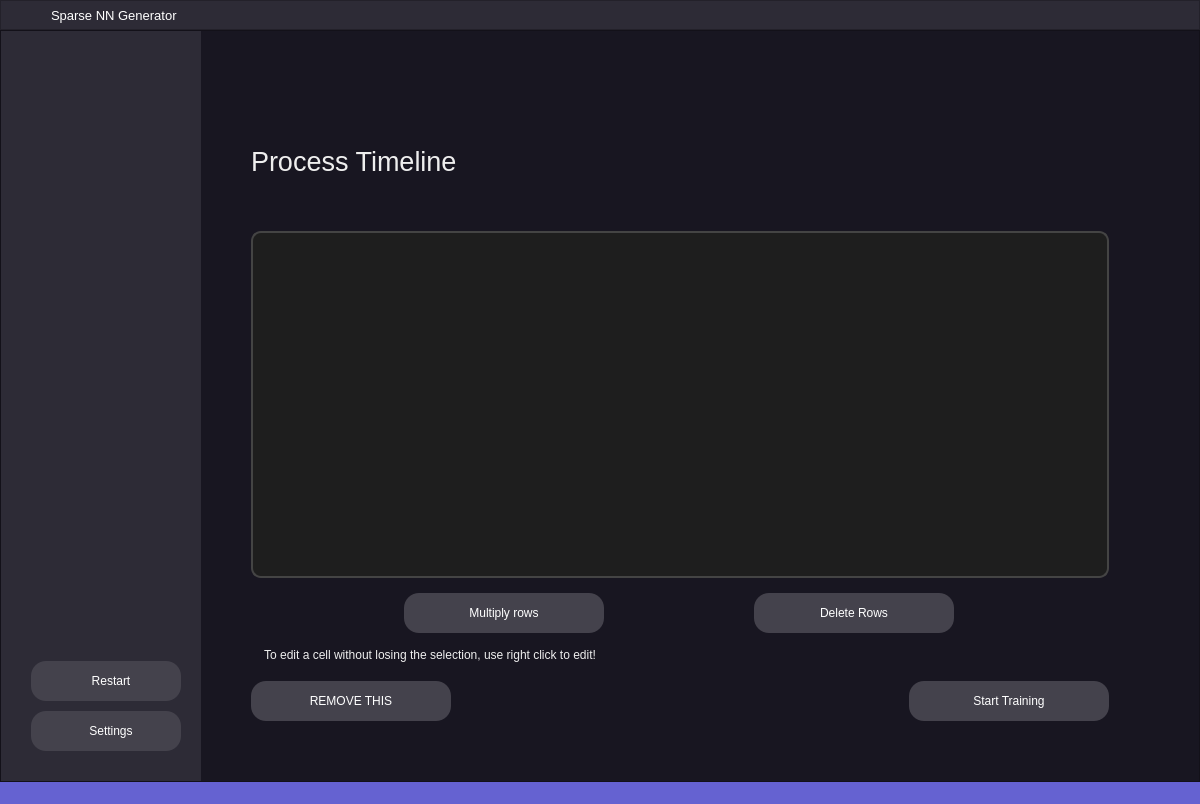
Qt form mainwindowui.ui (saxovia/bsc-thesis) before a commit.
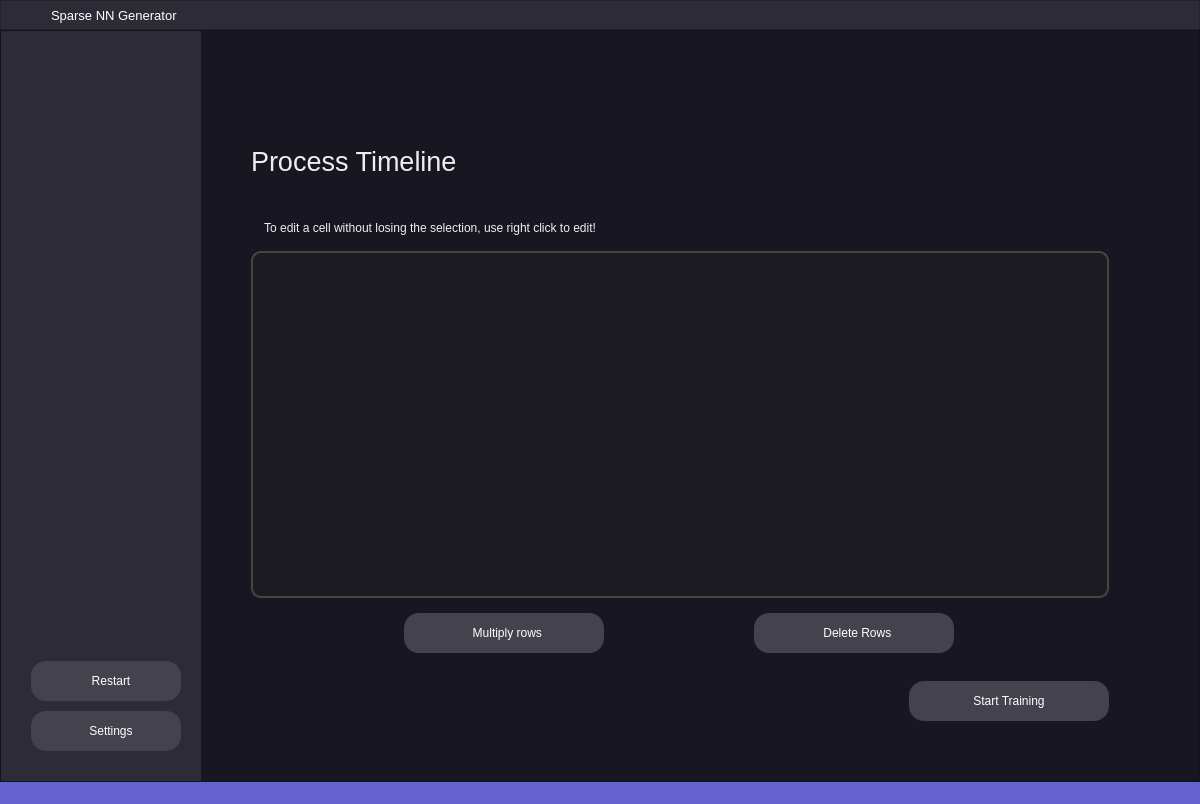
The same form after that commit. The open tabs and pages were chosen to show the change. Icons and pictures are not drawn.

Commit message: Adjust tables and process for detailed pruning + neural networks' mechanism

Patch:
```diff
--- a/mainwindowui.ui
+++ b/mainwindowui.ui
@@ -343,10 +343,10 @@
     font-weight: bold;
 }
 QTableWidget, QTableView {
-    background-color: #1e1e1e;
+    background-color: #1c1b21;
     border: 2px solid #444;
     border-radius: 10px;
-    gridline-color: #2a2a2a;
+    gridline-color: #1c1b21;
     color: #f0f0f0;
     font-size: 13px;
     selection-background-color: #3d6cad;
@@ -358,7 +358,7 @@
 QTableWidget::item, QTableView::item {
     border: none;
     padding: 10px;
-    background-color: #2d2b36;
+    background-color: #1c1b21;
 }
 
 
@@ -389,7 +389,10 @@
     border: none;
 }
 
-
+QTableWidget::item:selected, QTableView::item:selected {
+    background-color:#4c4b70 ;
+    color: #ffffff;
+}
 
 QTableWidget, QTableView {
     border-collapse: collapse;
@@ -1033,13 +1036,6 @@
               <property name="verticalSpacing">
                <number>10</number>
               </property>
-              <item row="4" column="0">
-               <widget class="QPushButton" name="dataset_choose_model_button">
-                <property name="text">
-                 <string>REMOVE THIS</string>
-                </property>
-               </widget>
-              </item>
               <item row="3" column="0" colspan="4">
                <widget class="QFrame" name="dataset_main_content_frame">
                 <property name="sizePolicy">
@@ -1080,10 +1076,7 @@
                    </property>
                   </widget>
                  </item>
-                 <item row="0" column="0">
-                  <widget class="QTableWidget" name="tableWidgetPruning_2"/>
-                 </item>
-                 <item row="1" column="0">
+                 <item row="2" column="0">
                   <widget class="QWidget" name="widget_10" native="true">
                    <property name="minimumSize">
                     <size>
@@ -1095,21 +1088,32 @@
                     <item>
                      <widget class="QPushButton" name="multiply_rows_timeline_button">
                       <property name="text">
-                       <string>Multiply rows</string>
+                       <string>  Multiply rows</string>
+                      </property>
+                      <property name="icon">
+                       <iconset>
+                        <normaloff>resources/icons/copy.png</normaloff>resources/icons/copy.png</iconset>
                       </property>
                      </widget>
                     </item>
                     <item>
                      <widget class="QPushButton" name="delete_rows_timeline_button">
                       <property name="text">
-                       <string>Delete Rows</string>
+                       <string>  Delete Rows</string>
+                      </property>
+                      <property name="icon">
+                       <iconset>
+                        <normaloff>resources/icons/delete.png</normaloff>resources/icons/delete.png</iconset>
                       </property>
                      </widget>
                     </item>
                    </layout>
                   </widget>
                  </item>
-                 <item row="2" column="0">
+                 <item row="1" column="0">
+                  <widget class="QTableWidget" name="tableWidgetPruning_2"/>
+                 </item>
+                 <item row="0" column="0">
                   <widget class="QLabel" name="label_2">
                    <property name="text">
                     <string>    To edit a cell without losing the selection, use right click to edit!</string>
```
Left out of the diff: 6 changed lines with no effect on the pictures. The commit also changes 6 other files.
